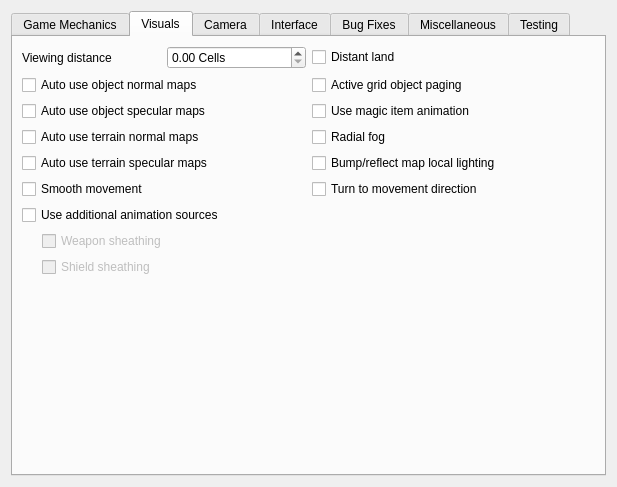
Old version of the form files/ui/advancedpage.ui in the repository sunhawken/openmw.
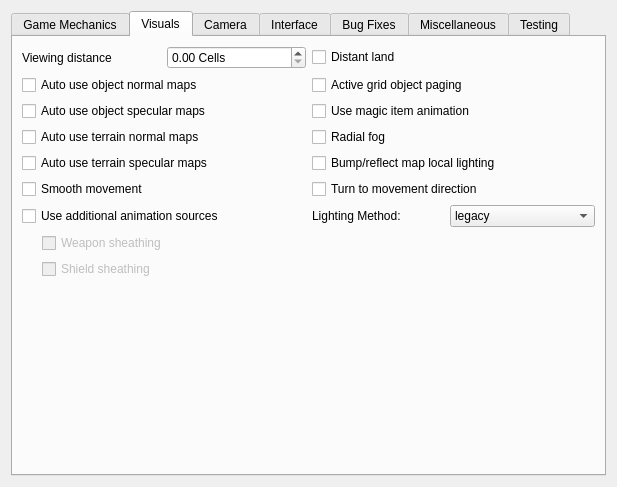
New version of the form. The open tabs and pages were chosen to show the change.

```diff
--- a/files/ui/advancedpage.ui
+++ b/files/ui/advancedpage.ui
@@ -273,6 +273,36 @@
            </property>
           </widget>
          </item>
+         <item row="6" column="1">
+          <layout class="QHBoxLayout" name="lightingMethodLayout">
+           <item>
+            <widget class="QLabel" name="lightingMethodLabel">
+             <property name="text">
+              <string>Lighting Method:</string>
+             </property>
+            </widget>
+           </item>
+           <item>
+            <widget class="QComboBox" name="lightingMethodComboBox">
+             <item>
+              <property name="text">
+               <string>legacy</string>
+                </property>
+             </item>
+             <item>
+              <property name="text">
+               <string>shaders compatibility</string>
+              </property>
+             </item>
+             <item>
+              <property name="text">
+               <string>shaders</string>
+              </property>
+             </item>
+            </widget>
+           </item>
+          </layout>
+         </item>
          <item row="5" column="0">
           <widget class="QCheckBox" name="smoothMovementCheckBox">
            <property name="toolTip">
```
